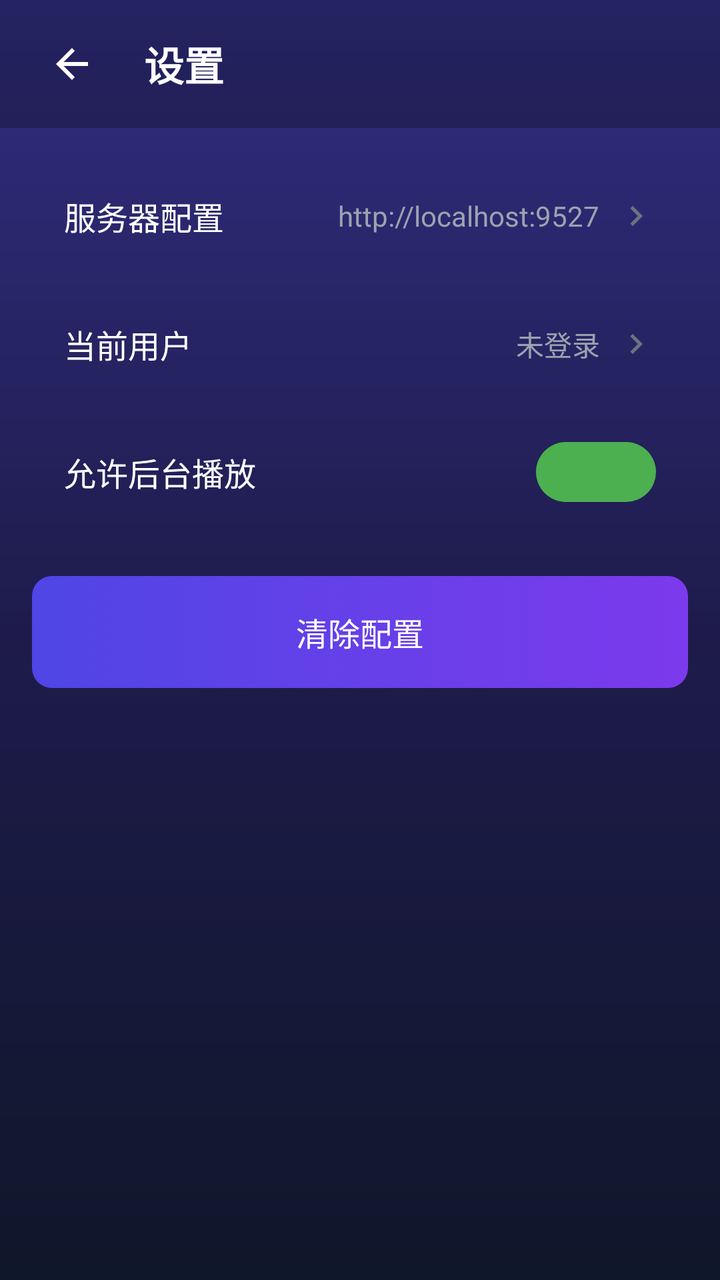
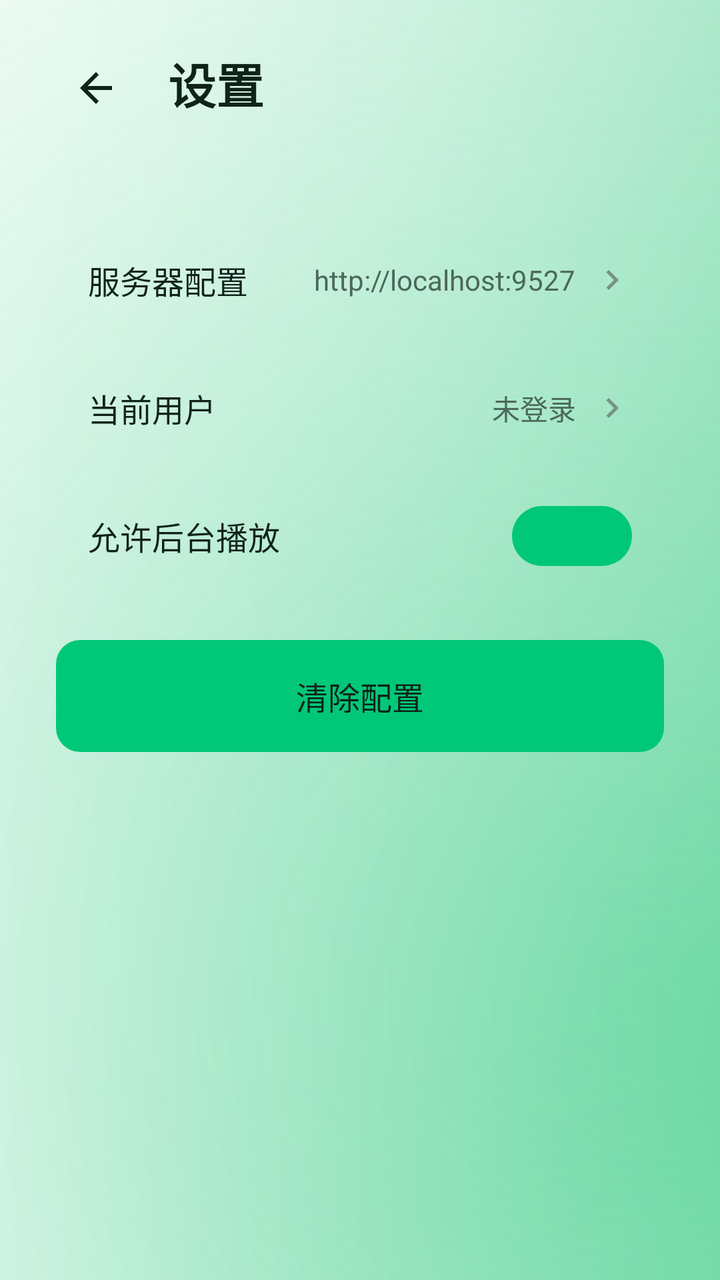

Two renders of the same Android screen: before a commit and after it. Below are the layout's source before the change and the commit's diff.
<!-- AndroidManifest.xml: application theme AppTheme.NoActionBar -->
<!-- res/layout/activity_settings.xml -->
<?xml version="1.0" encoding="utf-8"?>
<androidx.constraintlayout.widget.ConstraintLayout xmlns:android="http://schemas.android.com/apk/res/android"
    xmlns:app="http://schemas.android.com/apk/res-auto"
    android:layout_width="match_parent"
    android:layout_height="match_parent"
    android:background="@drawable/bg_app_gradient">

    
    <LinearLayout
        android:id="@+id/topBar"
        android:layout_width="0dp"
        android:layout_height="64dp"
        android:orientation="horizontal"
        android:gravity="center_vertical"
        android:paddingStart="16dp"
        android:paddingEnd="16dp"
        android:background="#40000000"
        app:layout_constraintStart_toStartOf="parent"
        app:layout_constraintEnd_toEndOf="parent"
        app:layout_constraintTop_toTopOf="parent">

        <ImageButton
            android:id="@+id/btnBack"
            android:layout_width="40dp"
            android:layout_height="40dp"
            android:src="@drawable/ic_back"
            android:background="@drawable/btn_focused_circle"
            android:scaleType="centerInside"
            android:padding="8dp"
            app:tint="#FFFFFF"
            android:focusable="true"
            android:contentDescription="返回" />

        <TextView
            android:layout_width="0dp"
            android:layout_height="wrap_content"
            android:layout_weight="1"
            android:text="设置"
            android:textSize="20sp"
            android:textStyle="bold"
            android:textColor="#FFFFFF"
            android:layout_marginStart="16dp" />

    </LinearLayout>

    
    <ScrollView
        android:layout_width="0dp"
        android:layout_height="0dp"
        android:fillViewport="true"
        app:layout_constraintStart_toStartOf="parent"
        app:layout_constraintEnd_toEndOf="parent"
        app:layout_constraintTop_toBottomOf="@+id/topBar"
        app:layout_constraintBottom_toBottomOf="parent">

        <LinearLayout
            android:layout_width="match_parent"
            android:layout_height="match_parent"
            android:orientation="vertical"
            android:padding="16dp">

            
            <LinearLayout
                android:id="@+id/layoutServerConfig"
                android:layout_width="match_parent"
                android:layout_height="56dp"
                android:orientation="horizontal"
                android:gravity="center_vertical"
                android:background="@drawable/selector_item_bg"
                android:paddingStart="16dp"
                android:paddingEnd="16dp"
                android:focusable="true"
                android:clickable="true">

                <TextView
                    android:layout_width="0dp"
                    android:layout_height="wrap_content"
                    android:layout_weight="1"
                    android:text="服务器配置"
                    android:textSize="16sp"
                    android:textColor="#FFFFFF" />

                <TextView
                    android:id="@+id/tvServerUrl"
                    android:layout_width="wrap_content"
                    android:layout_height="wrap_content"
                    android:text="http://localhost:9527"
                    android:textSize="14sp"
                    android:textColor="#9CA3AF" />

                <ImageView
                    android:layout_width="20dp"
                    android:layout_height="20dp"
                    android:src="@drawable/ic_chevron_right"
                    android:layout_marginStart="8dp"
                    app:tint="#6B7280" />

            </LinearLayout>

            
            <LinearLayout
                android:id="@+id/layoutUserInfo"
                android:layout_width="match_parent"
                android:layout_height="56dp"
                android:orientation="horizontal"
                android:gravity="center_vertical"
                android:background="@drawable/selector_item_bg"
                android:paddingStart="16dp"
                android:paddingEnd="16dp"
                android:layout_marginTop="8dp"
                android:focusable="true"
                android:clickable="true">

                <TextView
                    android:layout_width="0dp"
                    android:layout_height="wrap_content"
                    android:layout_weight="1"
                    android:text="当前用户"
                    android:textSize="16sp"
                    android:textColor="#FFFFFF" />

                <TextView
                    android:id="@+id/tvUsername"
                    android:layout_width="wrap_content"
                    android:layout_height="wrap_content"
                    android:text="未登录"
                    android:textSize="14sp"
                    android:textColor="#9CA3AF" />

                <ImageView
                    android:layout_width="20dp"
                    android:layout_height="20dp"
                    android:src="@drawable/ic_chevron_right"
                    android:layout_marginStart="8dp"
                    app:tint="#6B7280" />

            </LinearLayout>

            
            <LinearLayout
                android:id="@+id/layoutBackgroundPlay"
                android:layout_width="match_parent"
                android:layout_height="56dp"
                android:orientation="horizontal"
                android:gravity="center_vertical"
                android:background="@drawable/selector_item_bg"
                android:paddingStart="16dp"
                android:paddingEnd="16dp"
                android:layout_marginTop="8dp"
                android:focusable="true"
                android:clickable="true">

                <TextView
                    android:layout_width="0dp"
                    android:layout_height="wrap_content"
                    android:layout_weight="1"
                    android:text="允许后台播放"
                    android:textSize="16sp"
                    android:textColor="#FFFFFF" />

                <ImageButton
                    android:id="@+id/btnBackgroundPlay"
                    android:layout_width="60dp"
                    android:layout_height="30dp"
                    android:background="@drawable/toggle_on"
                    android:scaleType="centerInside"
                    android:clickable="true"
                    android:focusable="true"
                    android:contentDescription="允许后台播放" />

            </LinearLayout>

            
            <LinearLayout
                android:id="@+id/layoutLogout"
                android:layout_width="match_parent"
                android:layout_height="56dp"
                android:orientation="vertical"
                android:gravity="center"
                android:background="@drawable/bg_btn_primary"
                android:layout_marginTop="24dp"
                android:focusable="true"
                android:clickable="true">

                <TextView
                    android:layout_width="wrap_content"
                    android:layout_height="wrap_content"
                    android:text="清除配置"
                    android:textSize="16sp"
                    android:textColor="#FFFFFF" />

            </LinearLayout>

        </LinearLayout>

    </ScrollView>

</androidx.constraintlayout.widget.ConstraintLayout>
<!-- resources referenced by this layout -->
<resources>
  <!-- drawable bg_app_gradient (drawable) -->
  <?xml version="1.0" encoding="utf-8"?>
  <shape xmlns:android="http://schemas.android.com/apk/res/android"
      android:shape="rectangle">
      <gradient
          android:angle="270"
          android:endColor="#0F172A"
          android:centerColor="#1E1B4B"
          android:startColor="#312E81"
          android:type="linear" />
  </shape>
  <!-- drawable bg_btn_primary (drawable) -->
  <?xml version="1.0" encoding="utf-8"?>
  <selector xmlns:android="http://schemas.android.com/apk/res/android">
      
      <item android:state_focused="true">
          <shape android:shape="rectangle">
              <gradient
                  android:angle="0"
                  android:startColor="#6D28D9"
                  android:endColor="#9333EA"
                  android:type="linear" />
              <corners android:radius="10dp" />
              <stroke android:width="3dp" android:color="#FFFFFF" />
          </shape>
      </item>
      
      <item>
          <shape android:shape="rectangle">
              <gradient
                  android:angle="0"
                  android:startColor="#4F46E5"
                  android:endColor="#7C3AED"
                  android:type="linear" />
              <corners android:radius="10dp" />
          </shape>
      </item>
  </selector>
  <!-- drawable btn_focused_circle (drawable) -->
  <?xml version="1.0" encoding="utf-8"?>
  <selector xmlns:android="http://schemas.android.com/apk/res/android">
      <item android:state_focused="true">
          <layer-list>
              <item>
                  <shape android:shape="oval">
                      <solid android:color="#30FFFFFF" />
                  </shape>
              </item>
              <item android:top="2dp" android:bottom="2dp" android:left="2dp" android:right="2dp">
                  <shape android:shape="oval">
                      <solid android:color="#FF3B82F6" />
                      <stroke android:width="2dp" android:color="#FFFFFF" />
                  </shape>
              </item>
          </layer-list>
      </item>
      <item>
          <shape android:shape="oval">
              <solid android:color="#00000000" />
          </shape>
      </item>
  </selector>
  <!-- drawable selector_item_bg (drawable) -->
  <?xml version="1.0" encoding="utf-8"?>
  <selector xmlns:android="http://schemas.android.com/apk/res/android">
      <item android:state_focused="true">
          <layer-list>
              <item>
                  <shape android:shape="rectangle">
                      <solid android:color="#30FFFFFF" />
                      <corners android:radius="12dp" />
                  </shape>
              </item>
              <item android:top="0dp" android:bottom="-1dp" android:left="0dp" android:right="0dp">
                  <shape android:shape="rectangle">
                      <solid android:color="#FF3B82F6" />
                      <stroke android:width="2dp" android:color="#FFFFFF" />
                      <corners android:radius="10dp" />
                  </shape>
              </item>
          </layer-list>
      </item>
      <item android:drawable="@android:color/transparent" />
  </selector>
  <!-- drawable toggle_on (drawable) -->
  <?xml version="1.0" encoding="utf-8"?>
  <shape xmlns:android="http://schemas.android.com/apk/res/android"
      android:shape="rectangle">
      <solid android:color="#4CAF50"/>
      <corners android:radius="15dp"/>
  </shape>
  <style name="AppTheme.NoActionBar" parent="Theme.AppCompat.NoActionBar">
          <item name="windowActionBar">false</item>
          <item name="windowNoTitle">true</item>
          <item name="android:windowBackground">@null</item>
      </style>
  <!-- unchanged entries left out for length: 2 -->
</resources>

<!-- the commit's change to res/layout/activity_settings.xml (unified diff, before → after) -->
@@ -3,18 +3,20 @@
     xmlns:app="http://schemas.android.com/apk/res-auto"
     android:layout_width="match_parent"
     android:layout_height="match_parent"
-    android:background="@drawable/bg_app_gradient">
+    android:background="@drawable/bg_app_gradient"
+    android:nextFocusLeft="@id/tabSettings">
 
     
     <LinearLayout
         android:id="@+id/topBar"
         android:layout_width="0dp"
-        android:layout_height="64dp"
+        android:layout_height="@dimen/lx_title_height"
         android:orientation="horizontal"
-        android:gravity="center_vertical"
-        android:paddingStart="16dp"
-        android:paddingEnd="16dp"
-        android:background="#40000000"
+        android:gravity="top"
+        android:paddingStart="@dimen/lx_title_gutter"
+        android:paddingEnd="@dimen/lx_title_gutter"
+        android:paddingTop="@dimen/lx_title_top"
+        android:background="@android:color/transparent"
         app:layout_constraintStart_toStartOf="parent"
         app:layout_constraintEnd_toEndOf="parent"
         app:layout_constraintTop_toTopOf="parent">
@@ -27,7 +29,7 @@
             android:background="@drawable/btn_focused_circle"
             android:scaleType="centerInside"
             android:padding="8dp"
-            app:tint="#FFFFFF"
+            app:tint="@color/lx_text_primary"
             android:focusable="true"
             android:contentDescription="返回" />
 
@@ -36,9 +38,9 @@
             android:layout_height="wrap_content"
             android:layout_weight="1"
             android:text="设置"
-            android:textSize="20sp"
+            android:textSize="24sp"
             android:textStyle="bold"
-            android:textColor="#FFFFFF"
+            android:textColor="@color/lx_text_primary"
             android:layout_marginStart="16dp" />
 
     </LinearLayout>
@@ -57,7 +59,10 @@
             android:layout_width="match_parent"
             android:layout_height="match_parent"
             android:orientation="vertical"
-            android:padding="16dp">
+            android:paddingStart="28dp"
+            android:paddingEnd="28dp"
+            android:paddingTop="24dp"
+            android:paddingBottom="24dp">
 
             
             <LinearLayout
@@ -70,7 +75,8 @@
                 android:paddingStart="16dp"
                 android:paddingEnd="16dp"
                 android:focusable="true"
-                android:clickable="true">
+                android:clickable="true"
+                android:nextFocusLeft="@id/tabSettings">
 
                 <TextView
                     android:layout_width="0dp"
@@ -78,7 +84,7 @@
                     android:layout_weight="1"
                     android:text="服务器配置"
                     android:textSize="16sp"
-                    android:textColor="#FFFFFF" />
+                    android:textColor="@color/lx_text_primary" />
 
                 <TextView
                     android:id="@+id/tvServerUrl"
@@ -86,14 +92,14 @@
                     android:layout_height="wrap_content"
                     android:text="http://localhost:9527"
                     android:textSize="14sp"
-                    android:textColor="#9CA3AF" />
+                    android:textColor="@color/lx_text_secondary" />
 
                 <ImageView
                     android:layout_width="20dp"
                     android:layout_height="20dp"
                     android:src="@drawable/ic_chevron_right"
                     android:layout_marginStart="8dp"
-                    app:tint="#6B7280" />
+                    app:tint="@color/lx_text_muted" />
 
             </LinearLayout>
 
@@ -109,7 +115,8 @@
                 android:paddingEnd="16dp"
                 android:layout_marginTop="8dp"
                 android:focusable="true"
-                android:clickable="true">
+                android:clickable="true"
+                android:nextFocusLeft="@id/tabSettings">
 
                 <TextView
                     android:layout_width="0dp"
@@ -117,7 +124,7 @@
                     android:layout_weight="1"
                     android:text="当前用户"
                     android:textSize="16sp"
-                    android:textColor="#FFFFFF" />
+                    android:textColor="@color/lx_text_primary" />
 
                 <TextView
                     android:id="@+id/tvUsername"
@@ -125,14 +132,14 @@
                     android:layout_height="wrap_content"
                     android:text="未登录"
                     android:textSize="14sp"
-                    android:textColor="#9CA3AF" />
+                    android:textColor="@color/lx_text_secondary" />
 
                 <ImageView
                     android:layout_width="20dp"
                     android:layout_height="20dp"
                     android:src="@drawable/ic_chevron_right"
                     android:layout_marginStart="8dp"
-                    app:tint="#6B7280" />
+                    app:tint="@color/lx_text_muted" />
 
             </LinearLayout>
 
@@ -148,7 +155,8 @@
                 android:paddingEnd="16dp"
                 android:layout_marginTop="8dp"
                 android:focusable="true"
-                android:clickable="true">
+                android:clickable="true"
+                android:nextFocusLeft="@id/tabSettings">
 
                 <TextView
                     android:layout_width="0dp"
@@ -156,7 +164,7 @@
                     android:layout_weight="1"
                     android:text="允许后台播放"
                     android:textSize="16sp"
-                    android:textColor="#FFFFFF" />
+                    android:textColor="@color/lx_text_primary" />
 
                 <ImageButton
                     android:id="@+id/btnBackgroundPlay"
@@ -187,7 +195,7 @@
                     android:layout_height="wrap_content"
                     android:text="清除配置"
                     android:textSize="16sp"
-                    android:textColor="#FFFFFF" />
+                    android:textColor="@color/lx_text_primary" />
 
             </LinearLayout>
 
<!-- resource entries referenced after the edit -->
@@ -1,40 +1,71 @@
 <!-- resources referenced by this layout -->
 <resources>
+  <color name="lx_text_muted">#789187</color>
+  <color name="lx_text_primary">#10231B</color>
+  <color name="lx_text_secondary">#4B685A</color>
+  <dimen name="lx_title_gutter">28dp</dimen>
+  <dimen name="lx_title_height">88dp</dimen>
+  <dimen name="lx_title_top">24dp</dimen>
   <!-- drawable bg_app_gradient (drawable) -->
   <?xml version="1.0" encoding="utf-8"?>
-  <shape xmlns:android="http://schemas.android.com/apk/res/android"
-      android:shape="rectangle">
-      <gradient
-          android:angle="270"
-          android:endColor="#0F172A"
-          android:centerColor="#1E1B4B"
-          android:startColor="#312E81"
-          android:type="linear" />
-  </shape>
-  <!-- drawable bg_btn_primary (drawable) -->
-  <?xml version="1.0" encoding="utf-8"?>
-  <selector xmlns:android="http://schemas.android.com/apk/res/android">
+  <layer-list xmlns:android="http://schemas.android.com/apk/res/android">
       
-      <item android:state_focused="true">
+      <item>
           <shape android:shape="rectangle">
-              <gradient
-                  android:angle="0"
-                  android:startColor="#6D28D9"
-                  android:endColor="#9333EA"
-                  android:type="linear" />
-              <corners android:radius="10dp" />
-              <stroke android:width="3dp" android:color="#FFFFFF" />
+              <solid android:color="#F3FAF6" />
           </shape>
       </item>
-      
       <item>
           <shape android:shape="rectangle">
               <gradient
                   android:angle="0"
-                  android:startColor="#4F46E5"
-                  android:endColor="#7C3AED"
-                  android:type="linear" />
-              <corners android:radius="10dp" />
+                  android:startColor="#FFFFFFFF"
+                  android:endColor="#9FE4C2" />
+          </shape>
+      </item>
+      <item>
+          <shape android:shape="rectangle">
+              <gradient
+                  android:type="radial"
+                  android:centerX="0.10"
+                  android:centerY="0.04"
+                  android:gradientRadius="620dp"
+                  android:startColor="#CCFFFFFF"
+                  android:endColor="#00FFFFFF" />
+          </shape>
+      </item>
+      <item>
+          <shape android:shape="rectangle">
+              <gradient
+                  android:type="radial"
+                  android:centerX="0.90"
+                  android:centerY="0.78"
+                  android:gradientRadius="760dp"
+                  android:startColor="#6620C878"
+                  android:endColor="#0020C878" />
+          </shape>
+      </item>
+  </layer-list>
+  <!-- drawable bg_btn_primary (drawable) -->
+  <?xml version="1.0" encoding="utf-8"?>
+  <selector xmlns:android="http://schemas.android.com/apk/res/android">
+      <item android:state_pressed="true">
+          <shape android:shape="rectangle">
+              <solid android:color="@color/lx_brand_pressed" />
+              <corners android:radius="12dp" />
+          </shape>
+      </item>
+      <item android:state_focused="true">
+          <shape android:shape="rectangle">
+              <solid android:color="@color/lx_brand" />
+              <corners android:radius="12dp" />
+              <stroke android:width="2dp" android:color="@color/lx_focus_ring" />
+          </shape>
+      </item>
+      <item>
+          <shape android:shape="rectangle">
+              <solid android:color="@color/lx_brand" />
+              <corners android:radius="12dp" />
           </shape>
       </item>
   </selector>
@@ -42,19 +73,10 @@
   <?xml version="1.0" encoding="utf-8"?>
   <selector xmlns:android="http://schemas.android.com/apk/res/android">
       <item android:state_focused="true">
-          <layer-list>
-              <item>
-                  <shape android:shape="oval">
-                      <solid android:color="#30FFFFFF" />
-                  </shape>
-              </item>
-              <item android:top="2dp" android:bottom="2dp" android:left="2dp" android:right="2dp">
-                  <shape android:shape="oval">
-                      <solid android:color="#FF3B82F6" />
-                      <stroke android:width="2dp" android:color="#FFFFFF" />
-                  </shape>
-              </item>
-          </layer-list>
+          <shape android:shape="oval">
+              <solid android:color="@color/lx_bg_focus" />
+              <stroke android:width="2dp" android:color="@color/lx_focus_ring" />
+          </shape>
       </item>
       <item>
           <shape android:shape="oval">
@@ -66,21 +88,18 @@
   <?xml version="1.0" encoding="utf-8"?>
   <selector xmlns:android="http://schemas.android.com/apk/res/android">
       <item android:state_focused="true">
-          <layer-list>
-              <item>
-                  <shape android:shape="rectangle">
-                      <solid android:color="#30FFFFFF" />
-                      <corners android:radius="12dp" />
-                  </shape>
-              </item>
-              <item android:top="0dp" android:bottom="-1dp" android:left="0dp" android:right="0dp">
-                  <shape android:shape="rectangle">
-                      <solid android:color="#FF3B82F6" />
-                      <stroke android:width="2dp" android:color="#FFFFFF" />
-                      <corners android:radius="10dp" />
-                  </shape>
-              </item>
-          </layer-list>
+          <shape android:shape="rectangle">
+              <solid android:color="@color/lx_bg_focus" />
+              <stroke android:width="2dp" android:color="@color/lx_focus_ring" />
+              <corners android:radius="12dp" />
+          </shape>
+      </item>
+      <item android:state_selected="true">
+          <shape android:shape="rectangle">
+              <solid android:color="@color/lx_brand_soft" />
+              <stroke android:width="1dp" android:color="@color/lx_brand" />
+              <corners android:radius="12dp" />
+          </shape>
       </item>
       <item android:drawable="@android:color/transparent" />
   </selector>
@@ -88,14 +107,37 @@
   <?xml version="1.0" encoding="utf-8"?>
   <shape xmlns:android="http://schemas.android.com/apk/res/android"
       android:shape="rectangle">
-      <solid android:color="#4CAF50"/>
+      <solid android:color="@color/lx_brand"/>
       <corners android:radius="15dp"/>
   </shape>
-  <style name="AppTheme.NoActionBar" parent="Theme.AppCompat.NoActionBar">
+  <style name="AppTheme.NoActionBar" parent="AppTheme">
           <item name="windowActionBar">false</item>
           <item name="windowNoTitle">true</item>
-          <item name="android:windowBackground">@null</item>
+          <item name="android:windowBackground">@color/lx_bg_canvas</item>
       </style>
+  <color name="lx_brand_pressed">#00A965</color>
+  <color name="lx_brand">#00C878</color>
+  <color name="lx_focus_ring">#00A965</color>
+  <color name="lx_bg_focus">#DFF8ED</color>
+  <color name="lx_brand_soft">#3320C878</color>
+  <style name="AppTheme" parent="Theme.AppCompat">
+          <item name="colorPrimary">@color/colorPrimary</item>
+          <item name="colorPrimaryDark">@color/colorPrimaryDark</item>
+          <item name="colorAccent">@color/colorAccent</item>
+          <item name="android:colorAccent">@color/lx_brand</item>
+          <item name="android:windowBackground">@color/lx_bg_canvas</item>
+          <item name="android:navigationBarColor">@color/lx_bg_canvas</item>
+          <item name="android:statusBarColor">@color/lx_bg_canvas</item>
+          <item name="android:windowLightNavigationBar">true</item>
+          <item name="android:windowLightStatusBar">true</item>
+          <item name="android:textColorPrimary">@color/lx_text_primary</item>
+          <item name="android:textColorSecondary">@color/lx_text_secondary</item>
+          <item name="android:windowActionModeOverlay">true</item>
+      </style>
+  <color name="lx_bg_canvas">#F3F8F5</color>
+  <color name="colorPrimary">@color/lx_brand</color>
+  <color name="colorPrimaryDark">@color/lx_brand_pressed</color>
+  <color name="colorAccent">@color/lx_brand</color>
   <!-- unchanged entries left out for length: 2 -->
 </resources>
 
